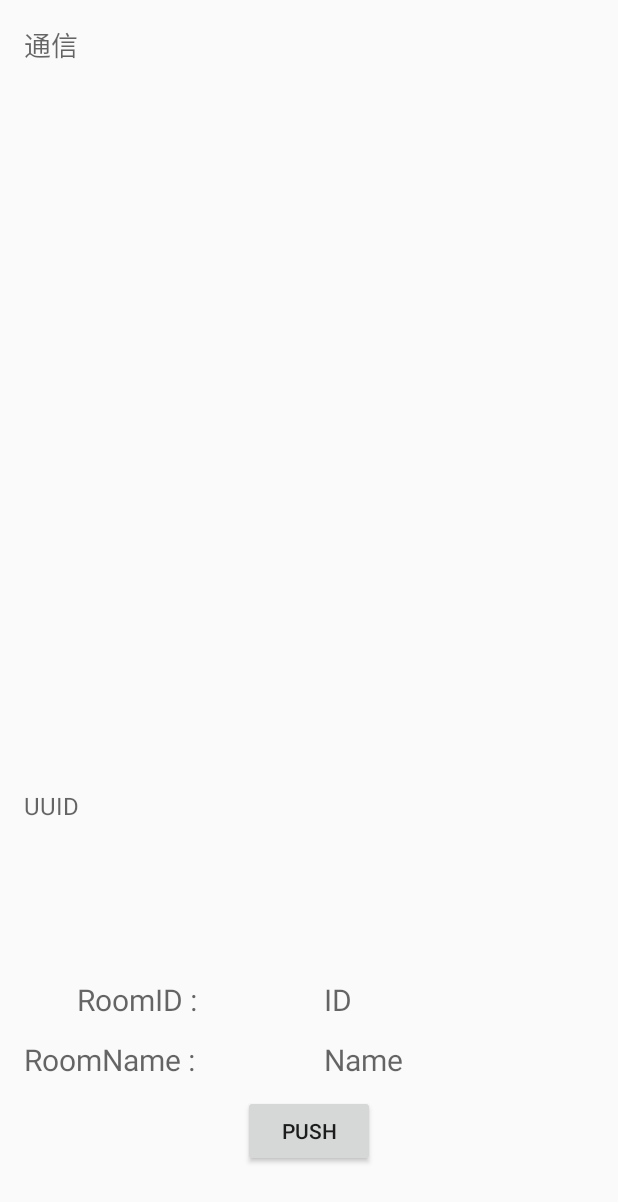
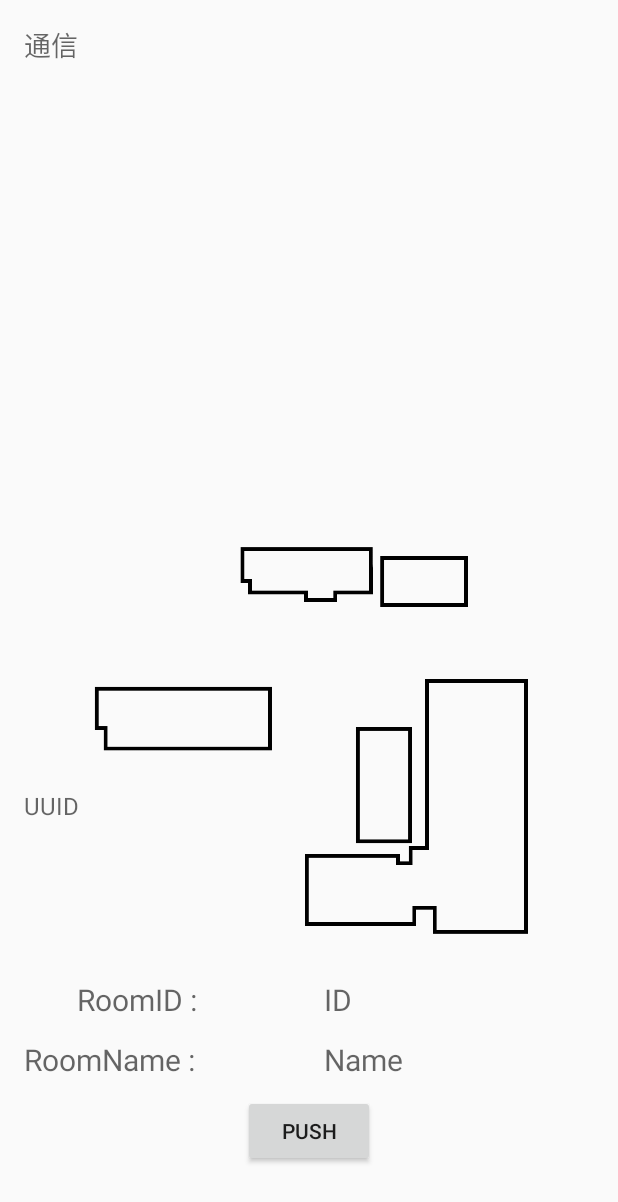
Before and after one commit to YuuAdachi/Beaconproject, an Android app: the screen it shows after launch (MainActivity), on a phone screen of 412 x 824 dp. Shown: the top 1202 px of the screen. Run offline under Robolectric (Android 15) with nearby library versions, the phone set to English and light mode, and no system bars; libraries missing offline, so code that uses them is left out: org.altbeacon.beacon.

Commit message:
レイアウト変更しました

```diff
--- a/app/src/main/res/layout/activity_main.xml
+++ b/app/src/main/res/layout/activity_main.xml
@@ -76,4 +76,98 @@
         android:layout_marginBottom="10sp"
         android:layout_marginLeft="200sp"
         android:textSize="20sp" />
+
+    <RelativeLayout
+        android:layout_width="340sp"
+        android:layout_height="340sp"
+        android:layout_centerHorizontal="true"
+        android:layout_above="@+id/button"
+        android:layout_marginBottom="90sp">
+
+        <ImageView
+            android:layout_width="74sp"
+            android:layout_height="73sp"
+            android:src="@drawable/aitmap_sample_11"
+            android:layout_below="@+id/space1"
+            android:layout_marginLeft="210sp"/>
+
+        <ImageView
+            android:layout_width="106sp"
+            android:layout_height="106sp"
+            android:src="@drawable/aitmap_sample_11ex"
+            android:layout_below="@+id/space2"
+            android:layout_marginLeft="114sp"/>
+
+        <ImageView
+            android:layout_width="190sp"
+            android:layout_height="190sp"
+            android:src="@drawable/aitmap_sample_6"
+            android:layout_below="@+id/space3"
+            android:layout_marginLeft="148sp"/>
+
+        <ImageView
+            android:layout_width="138sp"
+            android:layout_height="138sp"
+            android:src="@drawable/aitmap_sample_4"
+            android:layout_below="@+id/space4"
+            android:layout_marginLeft="14sp"/>
+
+        <ImageView
+            android:layout_width="96sp"
+            android:layout_height="96sp"
+            android:src="@drawable/aitmap_sample_13"
+            android:layout_below="@+id/space5"
+            android:layout_marginLeft="171sp"/>
+
+        <Space
+            android:layout_width="20px"
+            android:layout_height="77px"
+            android:id="@+id/space1"
+            android:layout_alignParentTop="true"
+            android:layout_alignParentRight="true"
+            android:layout_alignParentEnd="true"
+            android:layout_alignParentLeft="true"
+            android:layout_alignParentStart="true" />
+
+        <Space
+            android:layout_width="20px"
+            android:layout_height="42px"
+            android:id="@+id/space2"
+            android:layout_alignParentTop="true"
+            android:layout_alignParentRight="true"
+            android:layout_alignParentEnd="true"
+            android:layout_alignParentLeft="true"
+            android:layout_alignParentStart="true" />
+
+        <Space
+            android:layout_width="20px"
+            android:layout_height="211px"
+            android:id="@+id/space3"
+            android:layout_alignParentTop="true"
+            android:layout_alignParentRight="true"
+            android:layout_alignParentEnd="true"
+            android:layout_alignParentLeft="true"
+            android:layout_alignParentStart="true" />
+
+        <Space
+            android:layout_width="20px"
+            android:layout_height="167px"
+            android:id="@+id/space4"
+            android:layout_alignParentTop="true"
+            android:layout_alignParentRight="true"
+            android:layout_alignParentEnd="true"
+            android:layout_alignParentLeft="true"
+            android:layout_alignParentStart="true" />
+
+        <Space
+            android:layout_width="20px"
+            android:layout_height="265px"
+            android:id="@+id/space5"
+            android:layout_alignParentTop="true"
+            android:layout_alignParentRight="true"
+            android:layout_alignParentEnd="true"
+            android:layout_alignParentLeft="true"
+            android:layout_alignParentStart="true" />
+    </RelativeLayout>
+
 </RelativeLayout>
```
